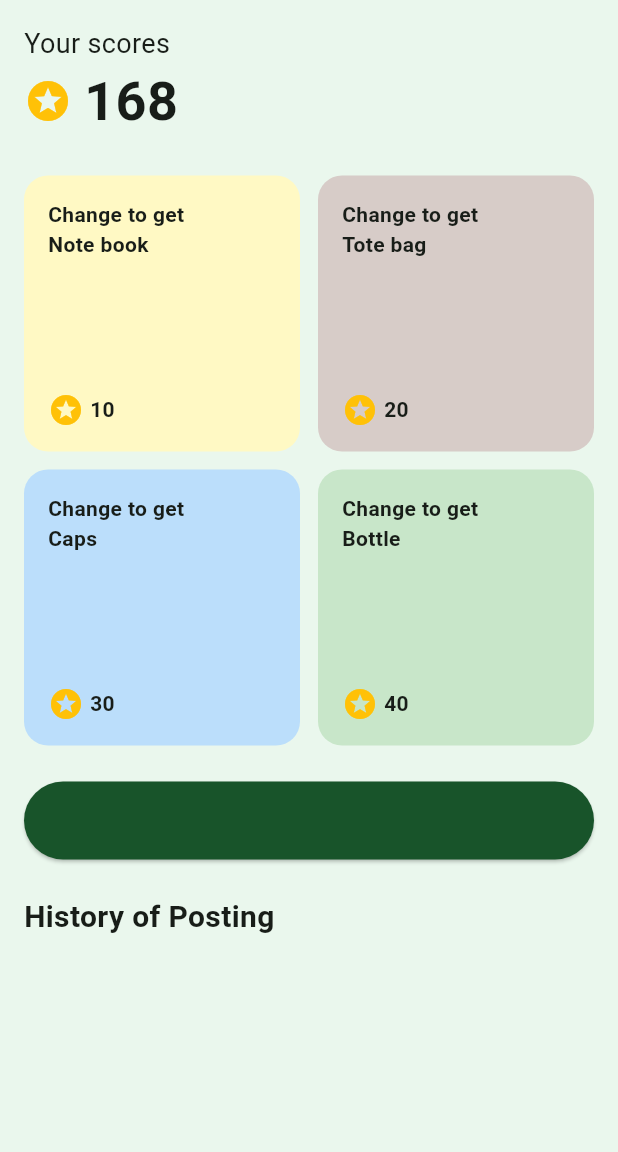
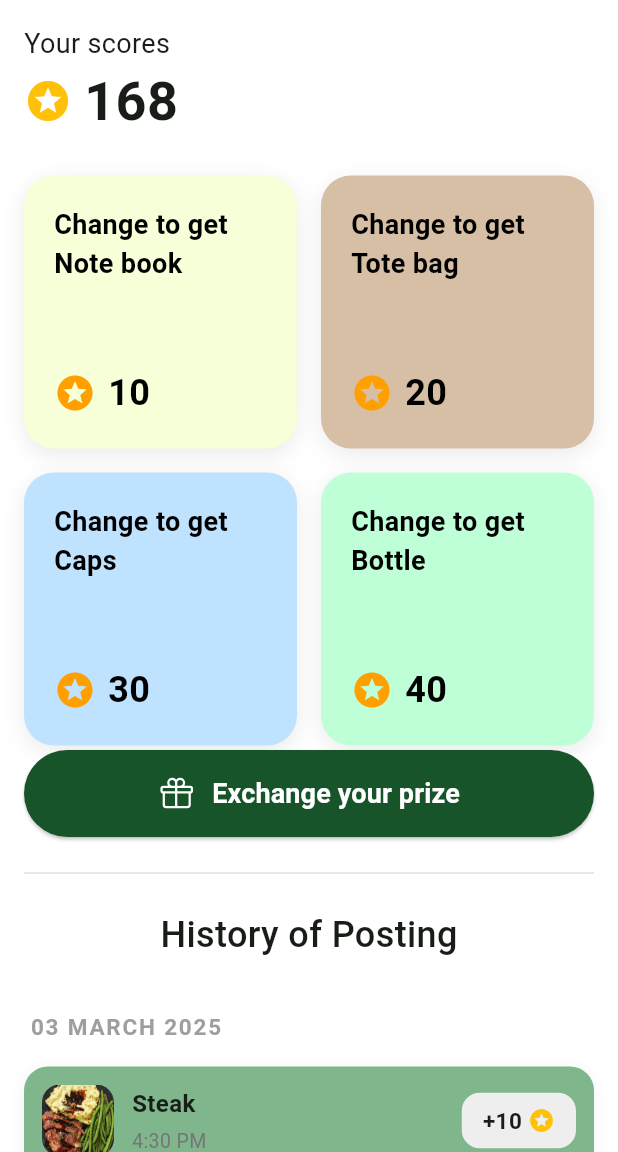
Before and after one commit to Caffeine26/GreenBite, a Flutter app: the screen it shows after launch, on a phone screen of 412 x 824 dp, the part 84-1236 px from its top. Run offline on Flutter 3.47's test engine with Material 3 defaults, Android fonts, the light colour scheme and no system bars; our stand-ins replace flutter_svg, google_fonts.

Commit message:
finished the 2 tasks

```diff
--- /dev/null
+++ b/greenbite_app/lib/rewards/exchange_prize_screen.dart
@@ -0,0 +1,46 @@
+import 'package:flutter/material.dart';
+
+class ExchangePrizeScreen extends StatelessWidget {
+  const ExchangePrizeScreen({Key? key}) : super(key: key);
+
+  @override
+  Widget build(BuildContext context) {
+    return Scaffold(
+      backgroundColor: Colors.white,
+      appBar: AppBar(
+        backgroundColor: const Color(0xFFEAF7ED),
+        elevation: 0,
+        leading: IconButton(
+          icon: const Icon(Icons.arrow_back, color: Colors.black),
+          onPressed: () => Navigator.pop(context),
+        ),
+        centerTitle: true,
+        title: const Text(
+          'Change Your Prize',
+          style: TextStyle(color: Colors.black, fontWeight: FontWeight.bold),
+        ),
+      ),
+      body: ListView(
+        padding: const EdgeInsets.all(16.0),
+        children: [
+          const Center(
+            child: Text(
+              'Our Office at ITC',
+              style: TextStyle(fontSize: 22, fontWeight: FontWeight.w500),
+            ),
+          ),
+          const SizedBox(height: 24),
+          ClipRRect(
+            borderRadius: BorderRadius.circular(12),
+            child: Image.asset('assets/images/itc1.png', fit: BoxFit.cover),
+          ),
+          const SizedBox(height: 20),
+          ClipRRect(
+            borderRadius: BorderRadius.circular(12),
+            child: Image.asset('assets/images/itc2.png', fit: BoxFit.cover),
+          ),
+        ],
+      ),
+    );
+  }
+}
--- /dev/null
+++ b/greenbite_app/lib/rewards/history_post_item.dart
@@ -0,0 +1,87 @@
+import 'package:flutter/material.dart';
+
+class HistoryPostItem extends StatelessWidget {
+  final String imagePath;
+  final String title;
+  final String time;
+  final int points;
+  const HistoryPostItem({
+    Key? key,
+    required this.imagePath,
+    required this.title,
+    required this.time,
+    required this.points,
+  }) : super(key: key);
+
+  @override
+  Widget build(BuildContext context) {
+    return Container(
+      margin: const EdgeInsets.symmetric(vertical: 8),
+      padding: const EdgeInsets.all(12),
+      decoration: BoxDecoration(
+        color: const Color.fromARGB(255, 127, 182, 140),
+        borderRadius: BorderRadius.circular(16),
+        boxShadow: [
+          BoxShadow(
+            color: Color.fromARGB(255, 48, 90, 62).withOpacity(0.08),
+            blurRadius: 8,
+            offset: const Offset(0, 2),
+          ),
+        ],
+      ),
+      child: Row(
+        children: [
+          ClipRRect(
+            borderRadius: BorderRadius.circular(12),
+            child: Image.asset(
+              imagePath,
+              width: 48,
+              height: 48,
+              fit: BoxFit.cover,
+            ),
+          ),
+          const SizedBox(width: 12),
+          Expanded(
+            child: Column(
+              crossAxisAlignment: CrossAxisAlignment.start,
+              children: [
+                Text(
+                  title,
+                  style: const TextStyle(
+                    fontWeight: FontWeight.bold,
+                    fontSize: 16,
+                  ),
+                ),
+                const SizedBox(height: 4),
+                Text(
+                  time,
+                  style: TextStyle(color: Colors.grey.shade600, fontSize: 13),
+                ),
+              ],
+            ),
+          ),
+          Container(
+            padding: const EdgeInsets.symmetric(horizontal: 14, vertical: 8),
+            decoration: BoxDecoration(
+              color: Colors.grey.shade200,
+              borderRadius: BorderRadius.circular(12),
+            ),
+            child: Row(
+              children: [
+                Text(
+                  '+$points',
+                  style: const TextStyle(
+                    fontWeight: FontWeight.bold,
+                    fontSize: 15,
+                  ),
+                ),
+                const SizedBox(width: 4),
+                Icon(Icons.stars, color: Colors.amber, size: 18),
+              ],
+            ),
+          ),
+        ],
+      ),
+    );
+  }
+}
--- a/greenbite_app/lib/rewards/rewards_screen.dart
+++ b/greenbite_app/lib/rewards/rewards_screen.dart
@@ -1,4 +1,7 @@
 import 'package:flutter/material.dart';
+import 'package:flutter_svg/flutter_svg.dart';
+import 'package:greenbite_app/rewards/exchange_prize_screen.dart';
+import 'package:greenbite_app/rewards/history_post_item.dart';
 
 class RewardsScreen extends StatelessWidget {
   const RewardsScreen({Key? key}) : super(key: key);
@@ -6,7 +9,7 @@ class RewardsScreen extends StatelessWidget {
   @override
   Widget build(BuildContext context) {
     return Scaffold(
-      backgroundColor: const Color(0xFFEAF7ED),
+      backgroundColor: Colors.white,
       appBar: AppBar(
         backgroundColor: const Color(0xFFEAF7ED),
         elevation: 0,
@@ -20,11 +23,8 @@ class RewardsScreen extends StatelessWidget {
           style: TextStyle(color: Colors.black, fontWeight: FontWeight.bold),
         ),
       ),
-      body: SingleChildScrollView(
-        child: Padding(
+      body: ListView(
         padding: const EdgeInsets.all(16.0),
-          child: Column(
-            crossAxisAlignment: CrossAxisAlignment.start,
         children: [
           // Scores
           const Text('Your scores', style: TextStyle(fontSize: 18)),
@@ -44,42 +44,118 @@ class RewardsScreen extends StatelessWidget {
             crossAxisCount: 2,
             shrinkWrap: true,
             physics: const NeverScrollableScrollPhysics(),
-                crossAxisSpacing: 12,
-                mainAxisSpacing: 12,
+            crossAxisSpacing: 16,
+            mainAxisSpacing: 16,
+            childAspectRatio: 1,
             children: const [
-                  RewardCard(label: 'Note book', points: 10, color: Color(0xFFFFF9C4)),
-                  RewardCard(label: 'Tote bag', points: 20, color: Color(0xFFD7CCC8)),
-                  RewardCard(label: 'Caps', points: 30, color: Color(0xFFBBDEFB)),
-                  RewardCard(label: 'Bottle', points: 40, color: Color(0xFFC8E6C9)),
+              RewardCard(
+                label: 'Note book',
+                points: 10,
+                color: Color(0xFFF6FFD7),
+              ),
+              RewardCard(
+                label: 'Tote bag',
+                points: 20,
+                color: Color(0xFFD7BFA6),
+              ),
+              RewardCard(label: 'Caps', points: 30, color: Color(0xFFBFE2FF)),
+              RewardCard(label: 'Bottle', points: 40, color: Color(0xFFBFFFD7)),
             ],
           ),
-              const SizedBox(height: 24),
+          const SizedBox(height: 3),
           // Exchange Button
           SizedBox(
             width: double.infinity,
-                child: ElevatedButton.icon(
-                  icon: const Icon(Icons.card_giftcard),
-                  label: const Text('Exchange your prize'),
+            child: ElevatedButton(
               style: ElevatedButton.styleFrom(
                 backgroundColor: const Color(0xFF18542A),
                 padding: const EdgeInsets.symmetric(vertical: 16),
                 shape: RoundedRectangleBorder(
-                      borderRadius: BorderRadius.circular(30),
+                  borderRadius: BorderRadius.circular(50),
                 ),
               ),
-                  onPressed: () {},
+              onPressed: () {
+                Navigator.push(
+                  context,
+                  MaterialPageRoute(
+                    builder: (context) => const ExchangePrizeScreen(),
+                  ),
+                );
+              },
+              child: Row(
+                mainAxisAlignment: MainAxisAlignment.center,
+                mainAxisSize: MainAxisSize.min,
+                children: [
+                  SvgPicture.asset(
+                    'assets/svg/gift.svg',
+                    color: Colors.white,
+                    height: 24,
+                  ),
+                  const SizedBox(width: 12),
+                  const Text(
+                    'Exchange your prize',
+                    style: TextStyle(
+                      fontWeight: FontWeight.w600,
+                      fontSize: 18,
+                      color: Colors.white,
                     ),
                   ),
-              const SizedBox(height: 24),
-              // History
-              const Text(
-                'History of Posting',
-                style: TextStyle(fontSize: 20, fontWeight: FontWeight.bold),
-              ),
-              // ... Add your history list here ...
                 ],
               ),
             ),
+          ),
+          const SizedBox(height: 16),
+          Divider(thickness: 1, color: Color(0xFFE0E0E0)),
+          SizedBox(height: 16),
+          Center(
+            child: Text(
+              'History of Posting',
+              style: TextStyle(fontSize: 24, fontWeight: FontWeight.w500),
+            ),
+          ),
+          const SizedBox(height: 16),
+          // History List Example
+          Column(
+            crossAxisAlignment: CrossAxisAlignment.start,
+            children: [
+              _HistoryDateHeader('03 MARCH 2025'),
+              const HistoryPostItem(
+                imagePath: 'assets/images/steak.png',
+                title: 'Steak',
+                time: '4:30 PM',
+                points: 10,
+              ),
+              _HistoryDateHeader('01 MARCH 2025'),
+              const HistoryPostItem(
+                imagePath: 'assets/images/fried_chicken.png',
+                title: 'Fried Chicken',
+                time: '4:30 PM',
+                points: 10,
+              ),
+              _HistoryDateHeader('27 FEBRUARY 2025'),
+              const HistoryPostItem(
+                imagePath: 'assets/images/grilled_chicken.png',
+                title: 'Grilled Chicken',
+                time: '4:30 PM',
+                points: 10,
+              ),
+              _HistoryDateHeader('16 FEBRUARY 2025'),
+              const HistoryPostItem(
+                imagePath: 'assets/images/vegetable_stir_fry.png',
+                title: 'Vegetable Stir Fry',
+                time: '4:30 PM',
+                points: 10,
+              ),
+              _HistoryDateHeader('07 FEBRUARY 2025'),
+              const HistoryPostItem(
+                imagePath: 'assets/images/potato_pancakes.png',
+                title: 'Potato Pancakes',
+                time: '4:30 PM',
+                points: 10,
+              ),
+            ],
+          ),
+        ],
       ),
     );
   }
@@ -116,31 +192,42 @@ class _RewardCardState extends State<RewardCard> {
         child: Container(
           decoration: BoxDecoration(
             color: widget.color,
-            borderRadius: BorderRadius.circular(16),
-            boxShadow: _hovering
-                ? [
-                    const BoxShadow(
-                      color: Colors.black26,
-                      blurRadius: 8,
-                      offset: Offset(0, 4),
-                    )
-                  ]
-                : [],
+            borderRadius: BorderRadius.circular(20),
+            boxShadow: [
+              BoxShadow(
+                color: Colors.black.withOpacity(0.08),
+                blurRadius: 12,
+                offset: const Offset(0, 4),
               ),
-          padding: const EdgeInsets.all(16),
+            ],
+          ),
+          padding: const EdgeInsets.all(20),
+          height: 170,
           child: Column(
+            mainAxisAlignment: MainAxisAlignment.spaceBetween,
             crossAxisAlignment: CrossAxisAlignment.start,
             children: [
               Text(
                 'Change to get\n${widget.label}',
-                style: const TextStyle(fontWeight: FontWeight.bold),
+                style: const TextStyle(
+                  fontWeight: FontWeight.w600,
+                  fontSize: 18,
+                  color: Colors.black,
                 ),
-              const Spacer(),
+              ),
               Row(
+                crossAxisAlignment: CrossAxisAlignment.center,
                 children: [
-                  const Icon(Icons.stars, color: Colors.amber),
-                  const SizedBox(width: 4),
-                  Text('${widget.points}', style: const TextStyle(fontWeight: FontWeight.bold)),
+                  Icon(Icons.stars, color: Colors.amber.shade700, size: 28),
+                  const SizedBox(width: 8),
+                  Text(
+                    '${widget.points}',
+                    style: const TextStyle(
+                      fontWeight: FontWeight.bold,
+                      fontSize: 24,
+                      color: Colors.black,
+                    ),
+                  ),
                 ],
               ),
             ],
@@ -150,3 +237,24 @@ class _RewardCardState extends State<RewardCard> {
     );
   }
 }
+
+// Helper widget for date headers
+class _HistoryDateHeader extends StatelessWidget {
+  final String date;
+  const _HistoryDateHeader(this.date);
+  @override
+  Widget build(BuildContext context) {
+    return Padding(
+      padding: const EdgeInsets.only(top: 18, bottom: 8, left: 4),
+      child: Text(
+        date,
+        style: TextStyle(
+          color: Colors.grey.shade500,
+          fontWeight: FontWeight.bold,
+          fontSize: 15,
+          letterSpacing: 1.2,
+        ),
+      ),
+    );
+  }
+}
--- a/greenbite_app/pubspec.yaml
+++ b/greenbite_app/pubspec.yaml
@@ -30,6 +30,7 @@ environment:
 dependencies:
   flutter:
     sdk: flutter
+  flutter_svg: ^2.0.10+1
   google_fonts: ^6.1.0 # Use the latest version
 
   # The following adds the Cupertino Icons font to your application.
@@ -61,6 +62,7 @@ flutter:
   # To add assets to your application, add an assets section, like this:
   assets:
     - assets/images/
+    - assets/svg/
 
   # An image asset can refer to one or more resolution-specific "variants", see
   # https://flutter.dev/to/resolution-aware-images
```
Also changed, not shown: greenbite_app/assets/images/fried_chicken.png (added), greenbite_app/assets/images/grilled_chicken.png (added), greenbite_app/assets/images/itc1.png (added), greenbite_app/assets/images/itc2.png (added), greenbite_app/assets/images/potato_pancakes.png (added), greenbite_app/assets/images/steak.png (added), greenbite_app/assets/images/vegetable_stir_fry.png (added), greenbite_app/assets/svg/gift.svg (added), greenbite_app/pubspec.lock, 1 other file. Lines whose indentation alone changed are shown as unchanged.
